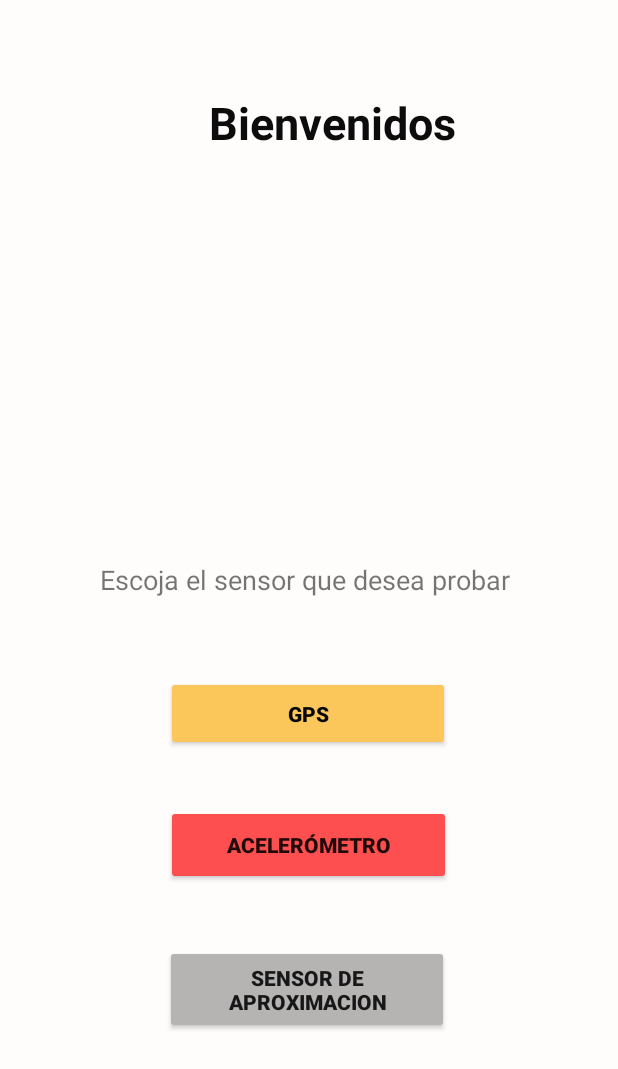
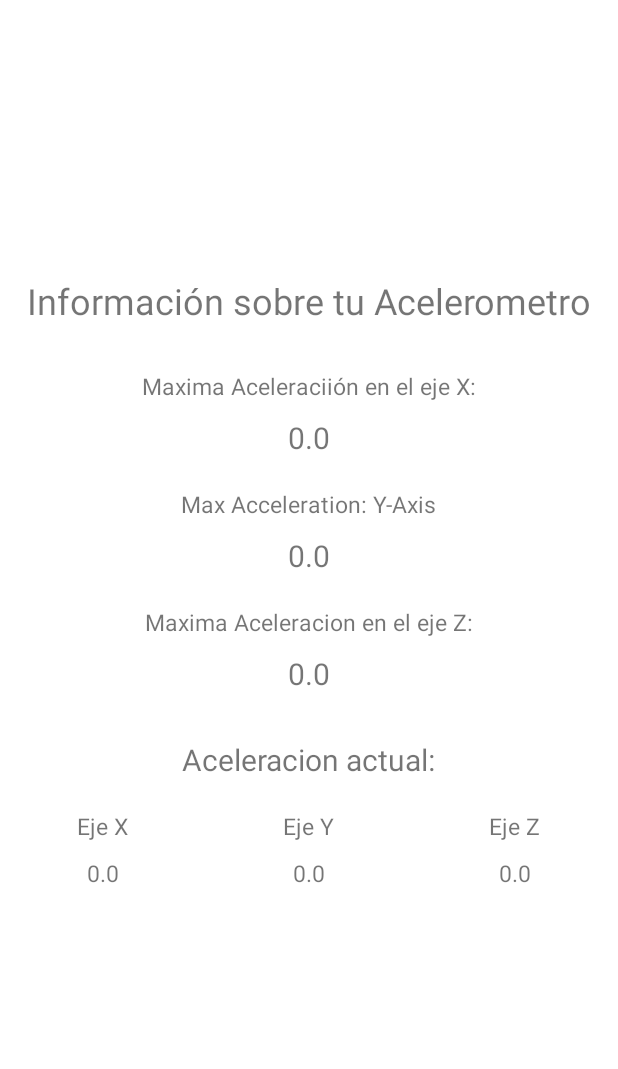
Before and after one commit to Nazareth08/ProyectoSemestral, an Android app: the Acelerometro screen opened directly, with no data from a screen before it, on a phone screen of 412 x 824 dp. Shown: the top 1069 px of the screen. Run offline under Robolectric (Android 15) with nearby library versions, the light colour scheme and no system bars.

Commit message:
Edite el codigo porque tenina un error que no permitia mostrar la interfaz del acelerometro
Signed-off-by: Oscar Melchor <oscar1696@gmail.com>

```diff
--- a/app/src/main/AndroidManifest.xml
+++ b/app/src/main/AndroidManifest.xml
@@ -6,6 +6,7 @@
 
     <uses-feature android:name="android.hardware.location.gps" />
 
+    <uses-permission android:name="android.permission.VIBRATE" />
     <application
         android:allowBackup="true"
         android:icon="@mipmap/ic_launcher"
--- a/app/src/main/java/com/example/proyectosensores/Acelerometro.java
+++ b/app/src/main/java/com/example/proyectosensores/Acelerometro.java
@@ -48,7 +48,7 @@ public class Acelerometro extends Activity implements SensorEventListener {
     @Override
     public void onCreate(Bundle savedInstanceState) {
         super.onCreate(savedInstanceState);
-        setContentView(R.layout.activity_main);
+        setContentView(R.layout.activity_acelerometro);
         initializeViews();
 
         sensorManager = (SensorManager) getSystemService(Context.SENSOR_SERVICE);
@@ -68,13 +68,13 @@ public class Acelerometro extends Activity implements SensorEventListener {
     }
 
     public void initializeViews() {
-        currentX = (TextView) findViewById(R.id.currentX);
-        currentY = (TextView) findViewById(R.id.currentY);
-        currentZ = (TextView) findViewById(R.id.currentZ);
+        currentX = (TextView) findViewById(R.id.CurrentX);
+        currentY = (TextView) findViewById(R.id.CurrentY);
+        currentZ = (TextView) findViewById(R.id.CurrentZ);
 
-        maxX = (TextView) findViewById(R.id.maxX);
-        maxY = (TextView) findViewById(R.id.maxY);
-        maxZ = (TextView) findViewById(R.id.maxZ);
+        maxX = (TextView) findViewById(R.id.MaxX);
+        maxY = (TextView) findViewById(R.id.MaxY);
+        maxZ = (TextView) findViewById(R.id.MaxZ);
     }
 
     //onResume() register the accelerometer for listening the events
--- a/app/src/main/res/layout/activity_acelerometro.xml
+++ b/app/src/main/res/layout/activity_acelerometro.xml
@@ -25,7 +25,7 @@
         android:textSize="15dp" />
 
     <TextView
-        android:id="@+id/maxX"
+        android:id="@+id/MaxX"
         android:layout_width="wrap_content"
         android:layout_height="wrap_content"
         android:layout_gravity="center"
@@ -42,7 +42,7 @@
         android:textSize="15dp" />
 
     <TextView
-        android:id="@+id/maxY"
+        android:id="@+id/MaxY"
         android:layout_width="wrap_content"
         android:layout_height="wrap_content"
         android:layout_gravity="center"
@@ -59,7 +59,7 @@
         android:textSize="15dp" />
 
     <TextView
-        android:id="@+id/maxZ"
+        android:id="@+id/MaxZ"
         android:layout_width="wrap_content"
         android:layout_height="wrap_content"
         android:layout_gravity="center"
@@ -100,7 +100,7 @@
                 android:textSize="15dp" />
 
             <TextView
-                android:id="@+id/currentX"
+                android:id="@+id/CurrentX"
                 android:layout_width="wrap_content"
                 android:layout_height="wrap_content"
                 android:layout_gravity="center"
@@ -126,7 +126,7 @@
                 android:textSize="15dp" />
 
             <TextView
-                android:id="@+id/currentY"
+                android:id="@+id/CurrentY"
                 android:layout_width="wrap_content"
                 android:layout_height="wrap_content"
                 android:layout_gravity="center"
@@ -152,7 +152,7 @@
                 android:textSize="15dp" />
 
             <TextView
-                android:id="@+id/currentZ"
+                android:id="@+id/CurrentZ"
                 android:layout_width="wrap_content"
                 android:layout_height="wrap_content"
                 android:layout_gravity="center"
```
